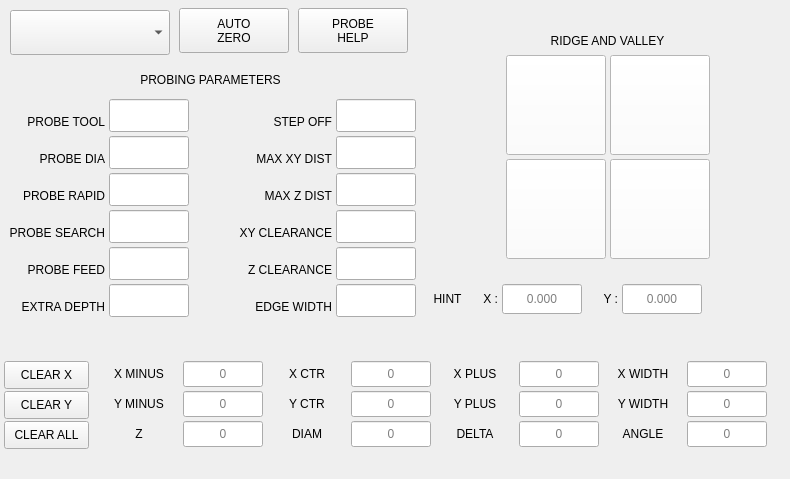
First picture: the form in share/qtvcp/widgets_ui/basic_probe.ui, repository SebKuzminsky/linuxcnc-gbp, before the edit.
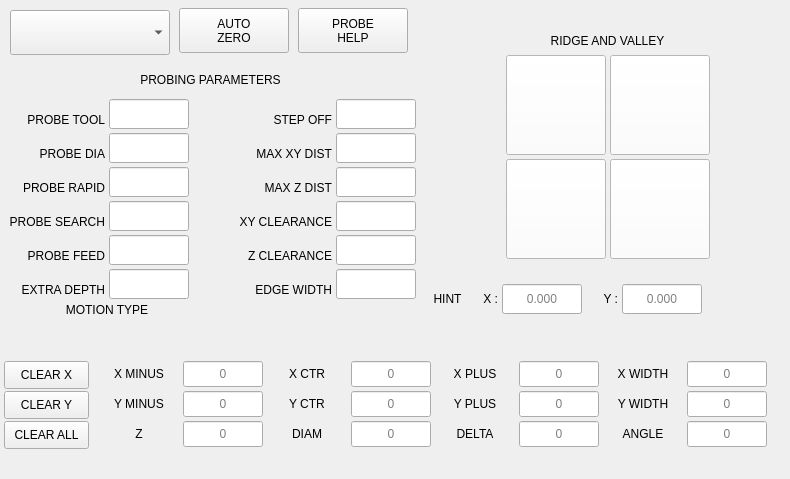
Second picture: the form after the edit. Icons and pictures are not drawn. Custom widgets are drawn as their Qt base class.

```diff
--- a/share/qtvcp/widgets_ui/basic_probe.ui
+++ b/share/qtvcp/widgets_ui/basic_probe.ui
@@ -1121,6 +1121,45 @@
               </item>
              </layout>
             </item>
+            <item>
+             <layout class="QHBoxLayout" name="horizontalLayout_4">
+              <item>
+               <widget class="QLabel" name="label_10">
+                <property name="text">
+                 <string>MOTION TYPE</string>
+                </property>
+                <property name="alignment">
+                 <set>Qt::AlignCenter</set>
+                </property>
+               </widget>
+              </item>
+              <item>
+               <widget class="StatusLabel" name="statuslabel_motiontype">
+                <property name="text">
+                 <string/>
+                </property>
+                <property name="alignment">
+                 <set>Qt::AlignCenter</set>
+                </property>
+                <property name="scaleText" stdset="0">
+                 <bool>false</bool>
+                </property>
+                <property name="textTemplate" stdset="0">
+                 <string>%s</string>
+                </property>
+                <property name="index_number" stdset="0">
+                 <number>8</number>
+                </property>
+                <property name="machine_state_status" stdset="0">
+                 <bool>false</bool>
+                </property>
+                <property name="motion_type_status" stdset="0">
+                 <bool>true</bool>
+                </property>
+               </widget>
+              </item>
+             </layout>
+            </item>
             <item>
              <spacer name="verticalSpacer_10">
               <property name="orientation">
@@ -6096,6 +6135,11 @@
    <extends>IndicatedPushButton</extends>
    <header>qtvcp.widgets.simple_widgets</header>
   </customwidget>
+  <customwidget>
+   <class>StatusLabel</class>
+   <extends>QLabel</extends>
+   <header>qtvcp.widgets.status_label</header>
+  </customwidget>
   <customwidget>
    <class>ActionButton</class>
    <extends>IndicatedPushButton</extends>
```
Left out of the diff: 9 changed lines with no effect on the pictures.
